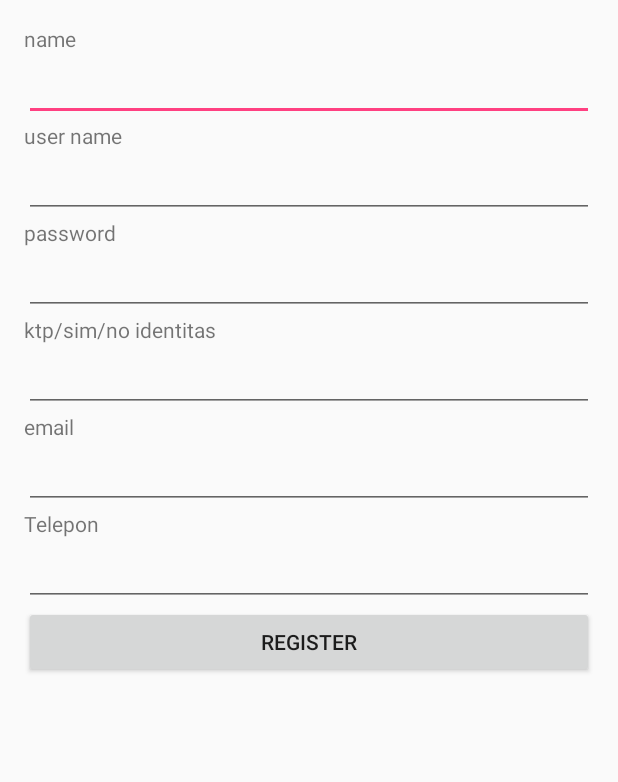
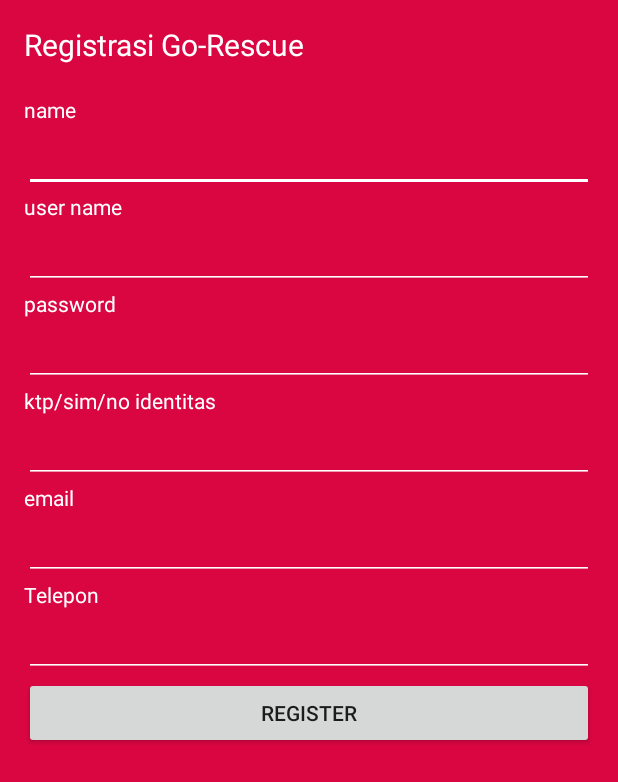
Before and after one commit to Mochil/U_GoRescue, an Android app: the layout activity_pendaftaran.xml on its own in the app's theme, with its tools: preview values and no code run, on a phone screen of 412 x 824 dp. Shown: the top 782 px of the screen. Run offline under Robolectric (Android 15) with nearby library versions, the phone set to English and light mode, and no system bars.

Commit message:
ppl what the fish

```diff
--- a/app/src/main/java/com/digitallight/u_gorescue/RegActivity.java
+++ b/app/src/main/java/com/digitallight/u_gorescue/RegActivity.java
@@ -47,6 +47,7 @@ public class RegActivity extends AppCompatActivity implements View.OnClickListen
     protected void onCreate(Bundle savedInstanceState) {
         super.onCreate(savedInstanceState);
         setContentView(R.layout.activity_pendaftaran);
+        getSupportActionBar().hide();
 
         //Initializing Views
         editTextName = (EditText) findViewById(R.id.editTextName);
--- a/app/src/main/res/layout/activity_pendaftaran.xml
+++ b/app/src/main/res/layout/activity_pendaftaran.xml
@@ -9,78 +9,108 @@
     android:paddingRight="@dimen/activity_horizontal_margin"
     android:paddingTop="@dimen/activity_vertical_margin"
     android:paddingBottom="@dimen/activity_vertical_margin"
+    android:background="@color/merah"
     tools:context="com.digitallight.u_gorescue.RegActivity">
+
+    <TextView
+        android:text="Registrasi Go-Rescue"
+        android:textSize="20dp"
+        android:paddingBottom="20dp"
+        android:layout_width="wrap_content"
+        android:layout_height="wrap_content"
+        android:textColor="@color/putih" />
 
     <TextView
         android:text="name"
         android:layout_width="wrap_content"
-        android:layout_height="wrap_content" />
+        android:layout_height="wrap_content"
+        android:textColor="@color/putih"/>
 
     <EditText
         android:id="@+id/editTextName"
         android:layout_width="match_parent"
-        android:layout_height="wrap_content" />
+        android:layout_height="wrap_content"
+        android:textColor="@color/putih"
+        android:backgroundTint="@color/putih"/>
 
     <TextView
         android:text="user name"
         android:layout_width="wrap_content"
-        android:layout_height="wrap_content" />
+        android:layout_height="wrap_content"
+        android:textColor="@color/putih"
+        android:backgroundTint="@color/putih"/>
 
 
     <EditText
         android:id="@+id/editTextUsername"
         android:layout_width="match_parent"
-        android:layout_height="wrap_content" />
+        android:layout_height="wrap_content"
+        android:textColor="@color/putih"
+        android:backgroundTint="@color/putih"/>
 
     <TextView
         android:text="password"
         android:layout_width="wrap_content"
-        android:layout_height="wrap_content" />
+        android:layout_height="wrap_content"
+        android:textColor="@color/putih"
+        android:backgroundTint="@color/putih"/>
 
 
     <EditText
         android:id="@+id/editTextPassword"
         android:inputType="textPassword"
         android:layout_width="match_parent"
-        android:layout_height="wrap_content" />
+        android:layout_height="wrap_content"
+        android:textColor="@color/putih"
+        android:backgroundTint="@color/putih"/>
 
     <TextView
         android:text="ktp/sim/no identitas"
         android:layout_width="wrap_content"
-        android:layout_height="wrap_content" />
-
+        android:layout_height="wrap_content"
+        android:textColor="@color/putih"
+        android:backgroundTint="@color/putih"/>
 
     <EditText
         android:id="@+id/editNoIdentitas"
         android:layout_width="match_parent"
-        android:layout_height="wrap_content" />
+        android:layout_height="wrap_content"
+        android:textColor="@color/putih"
+        android:backgroundTint="@color/putih"/>
 
     <TextView
         android:text="email"
         android:layout_width="wrap_content"
-        android:layout_height="wrap_content" />
-
+        android:layout_height="wrap_content"
+        android:textColor="@color/putih"
+        android:backgroundTint="@color/putih"/>
 
     <EditText
         android:id="@+id/editTextEmail"
         android:inputType="textEmailAddress"
         android:layout_width="match_parent"
-        android:layout_height="wrap_content" />
+        android:layout_height="wrap_content"
+        android:textColor="@color/putih"
+        android:backgroundTint="@color/putih"/>
 
     <TextView
         android:text="Telepon"
         android:layout_width="wrap_content"
-        android:layout_height="wrap_content" />
+        android:layout_height="wrap_content"
+        android:textColor="@color/putih"
+        android:backgroundTint="@color/putih"/>
 
     <EditText
         android:id="@+id/editTextTelepon"
         android:inputType="phone"
         android:layout_width="match_parent"
-        android:layout_height="wrap_content" />
+        android:layout_height="wrap_content"
+        android:textColor="@color/putih"
+        android:backgroundTint="@color/putih"/>
 
     <Button
         android:id="@+id/buttonRegister"
         android:text="Register"
         android:layout_width="match_parent"
-        android:layout_height="wrap_content" />
+        android:layout_height="wrap_content"/>
 </LinearLayout>
--- a/app/src/main/res/values/colors.xml
+++ b/app/src/main/res/values/colors.xml
@@ -3,6 +3,6 @@
     <color name="colorPrimary">#3F51B5</color>
     <color name="colorPrimaryDark">#303F9F</color>
     <color name="colorAccent">#FF4081</color>
-    <color name="merah">#FF0000</color>
+    <color name="merah">#FFDA0642</color>
     <color name="putih">#FFFFFF</color>
 </resources>
```
Also changed, not shown: app/src/main/AndroidManifest.xml (+9 -8 lines), app/src/main/java/com/digitallight/u_gorescue/LoginActivity.java (+16 -8 lines), app/src/main/res/layout/activity_login.xml (+16 -6 lines), app/src/main/res/layout/splash.xml (+19 -1 lines), app/src/main/res/drawable/splash.png (added).
